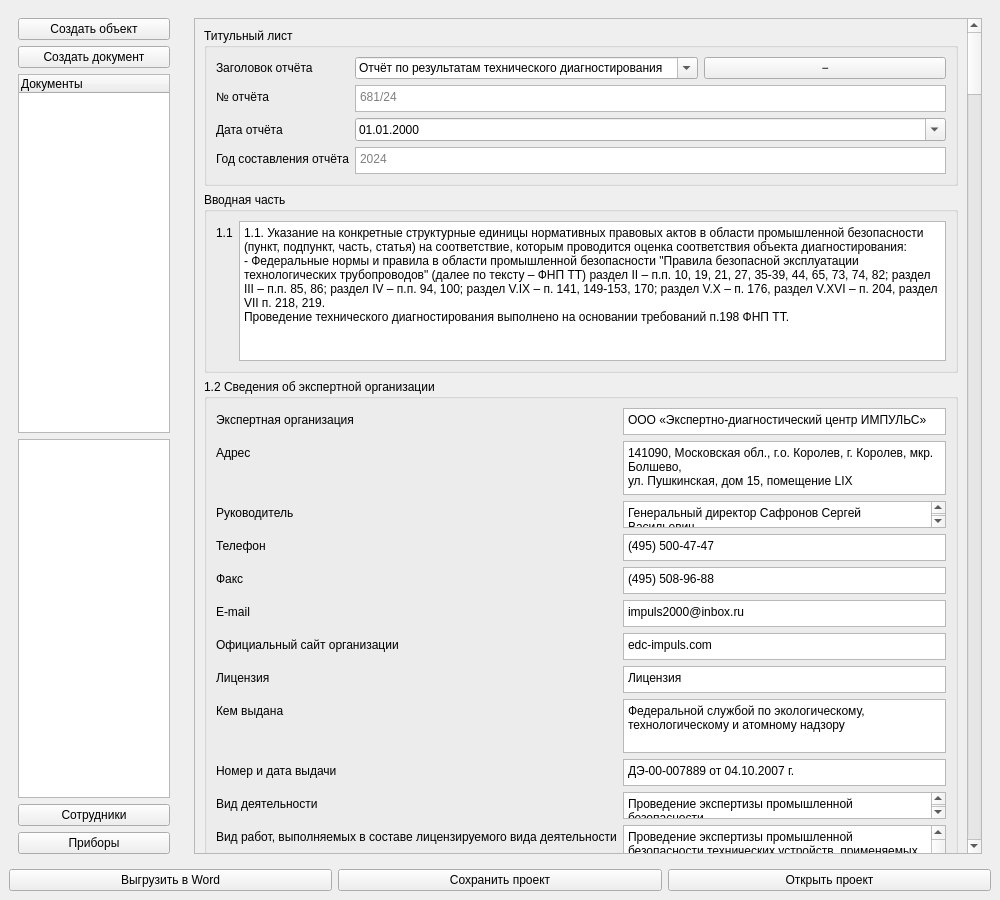
First picture: the form in src/ui/designer/pipeline_window.ui, repository bordaregos/Voskresensk_ballons, before the edit.
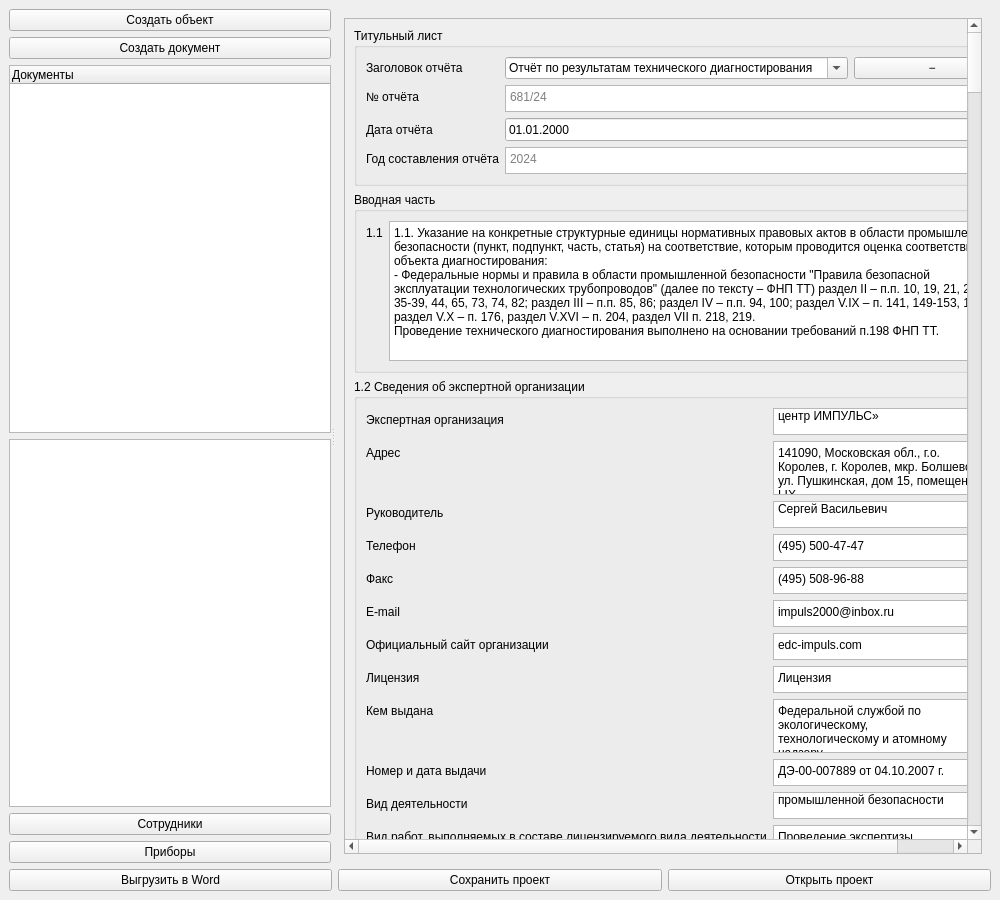
Second picture: the form after the edit.

Commit message: feat: Фаза 4.3 — mainAreaLayout → QSplitter, сайдбар тянется мышью.

```diff
--- a/src/ui/designer/pipeline_window.ui
+++ b/src/ui/designer/pipeline_window.ui
@@ -6,9 +6,12 @@
   <property name="windowTitle"><string>MainWindow</string></property>
   <widget class="QWidget" name="centralwidget">
    <layout class="QVBoxLayout" name="verticalLayout_main">
-<item><layout class="QHBoxLayout" name="mainAreaLayout">
-<item><widget class="QWidget" name="sidebar">
- <property name="maximumSize"><size><width>170</width><height>16777215</height></size></property>
+<item><widget class="QSplitter" name="mainSplitter">
+ <property name="orientation"><enum>Qt::Horizontal</enum></property>
+ <property name="childrenCollapsible"><bool>false</bool></property>
+<widget class="QWidget" name="sidebar">
+ <property name="minimumSize"><size><width>180</width><height>0</height></size></property>
+ <property name="maximumSize"><size><width>400</width><height>16777215</height></size></property>
  <layout class="QVBoxLayout" name="sidebarLayout">
   <item><widget class="QPushButton" name="sidebarBtn_createObject"><property name="text"><string>Создать объект</string></property></widget></item>
   <item><widget class="QPushButton" name="sidebarBtn_createDocument"><property name="text"><string>Создать документ</string></property></widget></item>
@@ -17,8 +20,8 @@
   <item><widget class="QPushButton" name="sidebarBtn_employees"><property name="text"><string>Сотрудники</string></property></widget></item>
   <item><widget class="QPushButton" name="sidebarBtn_instruments"><property name="text"><string>Приборы</string></property></widget></item>
  </layout>
-</widget></item>
-<item><widget class="QStackedWidget" name="viewStack">
+</widget>
+<widget class="QStackedWidget" name="viewStack">
 <widget class="QWidget" name="tab_document"><layout class="QVBoxLayout" name="tab_document_outerLayout"><item><widget class="QScrollArea" name="tab_document_scroll"><property name="widgetResizable"><bool>true</bool></property><widget class="QWidget" name="tab_document_scrollContent"><property name="geometry"><rect><x>0</x><y>0</y><width>960</width><height>6800</height></rect></property><layout class="QVBoxLayout" name="vlayout_document"><item><widget class="QGroupBox" name="title_group">
  <property name="title"><string>Титульный лист</string></property>
 <layout class="QFormLayout" name="formLayout_0">
@@ -1861,7 +1864,7 @@
   </item>
  </layout>
 </widget>
-</widget></item></layout></item>
+</widget></widget></item>
 <item><layout class="QHBoxLayout" name="bottom_buttons">
 <item><widget class="QPushButton" name="pushButt_generateWord">
  <property name="text"><string>Выгрузить в Word</string></property>
```
The commit also changes 1 other file.
